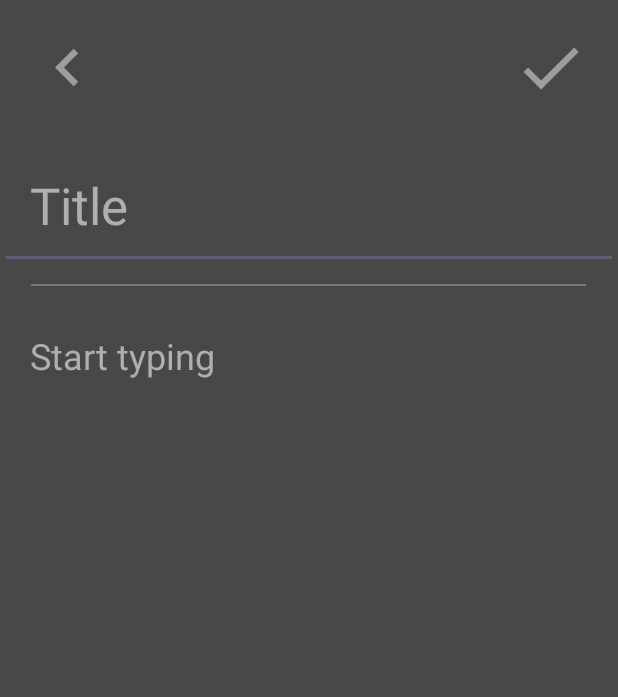
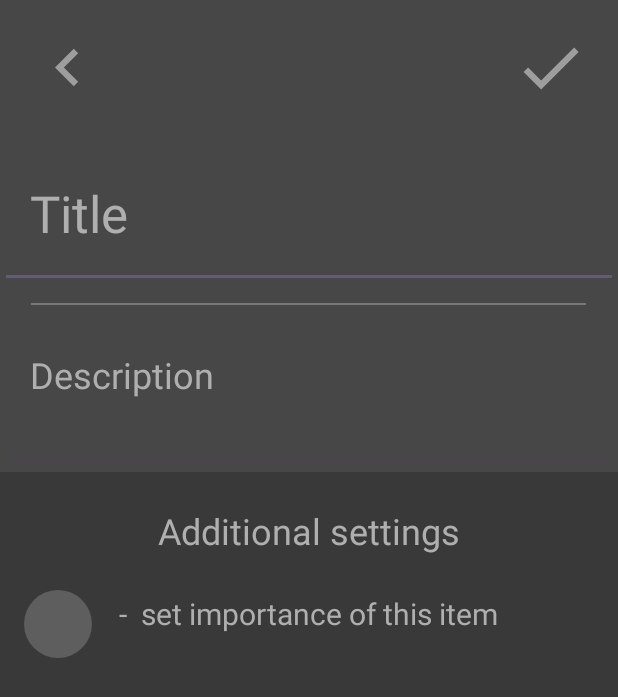
Before and after one commit to albedoVolkov/ToDoList, an Android app: the ForCreatingItemActivity screen opened directly, with no data from a screen before it, on a phone screen of 412 x 824 dp. Shown: the top 697 px of the screen. Run offline under Robolectric (Android 15) with nearby library versions, the phone set to English and light mode, and no system bars.

Commit message:
update UI, add task of property ne enabled, add color(importance) for task, modification for TaskAdapter.

```diff
--- a/app/src/main/java/com/example/todolist/domain/ForCreatingItemActivity.kt
+++ b/app/src/main/java/com/example/todolist/domain/ForCreatingItemActivity.kt
@@ -1,5 +1,6 @@
 package com.example.todolist.domain
 
+import android.graphics.Color
 import androidx.appcompat.app.AppCompatActivity
 import android.os.Bundle
 import android.view.View
@@ -10,23 +11,51 @@ class ForCreatingItemActivity : AppCompatActivity() {
 
     override fun onCreate(savedInstanceState: Bundle?) {
         super.onCreate(savedInstanceState)
-        setContentView(R.layout.activity_for_creating_item)
+        setContentView(R.layout.activity_3)
         initUI()
     }
 
     private fun initUI(){
-        findViewById<View>(R.id.activity_2_Button_Exit).setOnClickListener{
+        var importance : Int = resources.getColor(R.color.gray_item)
+        var count = 1
+        findViewById<View>(R.id.activity_3_button_1).setOnClickListener{
             setResult(RESULT_CANCELED,intent)
             finish() }
 
-        findViewById<View>(R.id.activity_2_Button_Check).setOnClickListener{
-            val title : EditText = findViewById<EditText>(R.id.activity_2_Title)
-            val description : EditText = findViewById<EditText>(R.id.activity_2_Description)
+        findViewById<View>(R.id.activity_3_textView_1).setOnClickListener{
+            val view : View = findViewById(R.id.activity_3_textView_1)
+            if (count == 0){
+                importance = resources.getColor(R.color.gray_item)
+                view.background.setTint(importance)
+                count++
+            }else {
+                if (count == 1) {
+                    importance = resources.getColor(R.color.green1)
+                    view.background.setTint(importance)
+                    count++
+                }else {
+                    if (count == 2) {
+                        importance = resources.getColor(R.color.yellow1)
+                        view.background.setTint(importance)
+                        count++
+                    }else {
+                        importance = getResources().getColor(R.color.red1)
+                        view.background.setTint(importance)
+                        count = 0
+                    }
+                }
+            }
+        }
+
+        findViewById<View>(R.id.activity_3_button_2).setOnClickListener{
+            val title : EditText = findViewById(R.id.activity_3_editView_1)
+            val description : EditText = findViewById(R.id.activity_3_editView_2)
+
 
             if( title.text.toString() != "" && description.text.toString() != ""){
                 intent.putExtra("title",title.text.toString())
                 intent.putExtra("description",description.text.toString())
-                ////////////////////
+                intent.putExtra("importance",importance.toInt())
                 title.setHintTextColor(resources.getColor(R.color.white_hint))
                 title.hint = "Title"
                 description.setHintTextColor(resources.getColor(R.color.white_hint))
--- a/app/src/main/java/com/example/todolist/domain/GetListUseCase.kt
+++ b/app/src/main/java/com/example/todolist/domain/GetListUseCase.kt
@@ -3,7 +3,7 @@ package com.example.todolist.domain
 import com.example.todolist.data.Task
 
 class GetListUseCase {
-    private val tasks = ArrayList<Task>()
+    private var tasks = ArrayList<Task>()
 
     fun getShopList() : MutableList<Task>{
         return tasks
--- /dev/null
+++ b/app/src/main/res/drawable/circle.xml
@@ -0,0 +1,12 @@
+<?xml version="1.0" encoding="utf-8"?>
+<shape
+    xmlns:android="http://schemas.android.com/apk/res/android"
+    android:shape="oval">
+
+<!--    <solid-->
+<!--        android:color="#FF0000"/>-->
+
+    <size
+        android:width="120dp"
+        android:height="120dp"/>
+</shape>
--- a/app/src/main/res/layout/activity_for_creating_item.xml
+++ b/app/src/main/res/layout/activity_3.xml
@@ -4,7 +4,7 @@
         xmlns:android="http://schemas.android.com/apk/res/android"
         xmlns:app="http://schemas.android.com/apk/res-auto"
         xmlns:tools="http://schemas.android.com/tools"
-        android:id="@+id/main_creating_note"
+        android:id="@+id/activity_3_layout_1"
         android:layout_width="match_parent"
         android:layout_height="match_parent"
         android:background="@color/gray_background"
@@ -15,7 +15,7 @@
         tools:context=".domain.ForCreatingItemActivity">
 
         <androidx.appcompat.widget.AppCompatImageView
-            android:id="@+id/activity_2_Button_Exit"
+            android:id="@+id/activity_3_button_1"
             android:layout_width="70dp"
             android:layout_height="70dp"
             android:layout_margin="10dp"
@@ -31,7 +31,7 @@
         </androidx.appcompat.widget.AppCompatImageView>
 
     <EditText
-        android:id="@+id/activity_2_Title"
+        android:id="@+id/activity_3_editView_1"
         android:layout_width="match_parent"
         android:layout_height="wrap_content"
         android:autofillHints=""
@@ -44,13 +44,14 @@
         android:textSize="34sp"
         app:layout_constraintBottom_toBottomOf="parent"
         app:layout_constraintEnd_toEndOf="parent"
+        app:layout_constraintHeight_min="100dp"
         app:layout_constraintHorizontal_bias="1.0"
         app:layout_constraintStart_toStartOf="parent"
         app:layout_constraintTop_toTopOf="parent"
         app:layout_constraintVertical_bias="0.127" />
 
     <EditText
-        android:id="@+id/activity_2_Description"
+        android:id="@+id/activity_3_editView_2"
         android:layout_width="match_parent"
         android:layout_height="wrap_content"
         android:layout_marginTop="10dp"
@@ -59,7 +60,7 @@
         android:gravity="top|start"
         android:hint="@string/activity_2_hint_start_typing"
         android:inputType="textCapSentences|textMultiLine"
-        android:minHeight="600dp"
+        android:minHeight="100dp"
         android:padding="20dp"
         android:textColor="@color/white_hint"
         android:textColorHint="@color/white_hint"
@@ -68,11 +69,11 @@
         app:layout_constraintEnd_toEndOf="parent"
         app:layout_constraintHorizontal_bias="0.0"
         app:layout_constraintStart_toStartOf="parent"
-        app:layout_constraintTop_toBottomOf="@+id/activity_2_divider"
+        app:layout_constraintTop_toBottomOf="@+id/activity_3_divider_1"
         app:layout_constraintVertical_bias="0.0" />
 
         <androidx.appcompat.widget.AppCompatImageView
-            android:id="@+id/activity_2_Button_Check"
+            android:id="@+id/activity_3_button_2"
             android:layout_width="70dp"
             android:layout_height="70dp"
             android:layout_margin="10dp"
@@ -88,7 +89,7 @@
         </androidx.appcompat.widget.AppCompatImageView>
 
     <View
-        android:id="@+id/activity_2_divider"
+        android:id="@+id/activity_3_divider_1"
         android:layout_width="370dp"
         android:layout_height="1dp"
         android:layout_marginTop="10dp"
@@ -97,7 +98,63 @@
         app:layout_constraintEnd_toEndOf="parent"
         app:layout_constraintHorizontal_bias="0.487"
         app:layout_constraintStart_toStartOf="parent"
-        app:layout_constraintTop_toBottomOf="@+id/activity_2_Title"
+        app:layout_constraintTop_toBottomOf="@+id/activity_3_editView_1"
         app:layout_constraintVertical_bias="0.0" />
 
+    <androidx.constraintlayout.widget.ConstraintLayout
+        android:id="@+id/activity_3_layout_2"
+        android:layout_width="match_parent"
+        android:layout_height="0dp"
+        android:layout_marginTop="1dp"
+        android:background="#393939"
+        app:layout_constraintBottom_toBottomOf="parent"
+        app:layout_constraintEnd_toEndOf="parent"
+        app:layout_constraintStart_toStartOf="parent"
+        app:layout_constraintTop_toBottomOf="@+id/activity_3_editView_2">
+
+        <TextView
+            android:id="@+id/activity_3_textView_2"
+            android:layout_width="300dp"
+            android:layout_height="50dp"
+            android:gravity="center"
+            android:text="Additional settings"
+            android:textColor="@color/white_hint"
+            android:textColorHint="@color/white_hint"
+            android:textSize="24sp"
+            app:layout_constraintBottom_toBottomOf="parent"
+            app:layout_constraintEnd_toEndOf="parent"
+            app:layout_constraintHorizontal_bias="0.5"
+            app:layout_constraintStart_toStartOf="parent"
+            app:layout_constraintTop_toTopOf="parent"
+            app:layout_constraintVertical_bias="0.03" />
+
+        <TextView
+            android:id="@+id/activity_3_textView_1"
+            android:layout_width="45dp"
+            android:layout_height="45dp"
+            android:background="@drawable/circle"
+            android:backgroundTint="@color/gray_item"
+            app:layout_constraintBottom_toBottomOf="parent"
+            app:layout_constraintEnd_toEndOf="parent"
+            app:layout_constraintHorizontal_bias="0.043"
+            app:layout_constraintStart_toStartOf="parent"
+            app:layout_constraintTop_toBottomOf="@+id/activity_3_textView_2"
+            app:layout_constraintVertical_bias="0.037" />
+
+        <TextView
+            android:id="@+id/activity_3_textView_3"
+            android:layout_width="263dp"
+            android:layout_height="34dp"
+            android:text=" -  set importance of this item"
+            android:textColor="@color/white_hint"
+            android:textSize="20sp"
+            app:layout_constraintBottom_toBottomOf="parent"
+            app:layout_constraintEnd_toEndOf="parent"
+            app:layout_constraintHorizontal_bias="0.149"
+            app:layout_constraintStart_toEndOf="@+id/activity_3_textView_1"
+            app:layout_constraintTop_toBottomOf="@+id/activity_3_textView_2"
+            app:layout_constraintVertical_bias="0.04000002" />
+
     </androidx.constraintlayout.widget.ConstraintLayout>
+
+</androidx.constraintlayout.widget.ConstraintLayout>
--- a/app/src/main/res/values/colors.xml
+++ b/app/src/main/res/values/colors.xml
@@ -8,4 +8,8 @@
     <color name="light_gray_toolbar">#777777</color>
     <color name="gray_background">#474747</color>
     <color name="gray_item">#5E5E5E</color>
+
+ <color name="red1">#FF0000</color>
+ <color name="green1">#44FF00</color>
+ <color name="yellow1">#F8FF00</color>
 </resources>
--- a/app/src/main/res/values/strings.xml
+++ b/app/src/main/res/values/strings.xml
@@ -6,7 +6,7 @@
     <string name="settings_button_toolbar">settings</string>
     <string name="text_of_toolbar_1_textView_Title"> ToDo list </string>
     <string name="activity_2_hint_Title">Title</string>
-    <string name="activity_2_hint_start_typing">Start typing</string>
+    <string name="activity_2_hint_start_typing">Description</string>
     <string name="description_task_item">description</string>
     <string name="title_task_item">Title</string>
 </resources>
```
Also changed, not shown: app/src/main/java/com/example/todolist/data/Task.kt (+6 -4 lines), app/src/main/java/com/example/todolist/domain/MainActivity.kt (+14 -11 lines), app/src/main/java/com/example/todolist/presentation/TaskAdapter.kt (+42 -26 lines), app/src/main/res/drawable/background_task_item.xml (deleted, +0 -8 lines), app/src/main/res/drawable/button_layout.xml (added, +7 -0 lines), app/src/main/res/layout/activity_2.xml (renamed from app/src/main/res/layout/task_item.xml, +34 -31 lines), app/src/main/res/layout/activity_4.xml (renamed from app/src/main/res/layout/toolbar.xml, +8 -8 lines), app/src/main/res/layout/activity_5.xml (renamed from app/src/main/res/layout/toolbar2.xml, +8 -8 lines), app/src/main/res/layout/activity_main.xml (+4 -4 lines).
